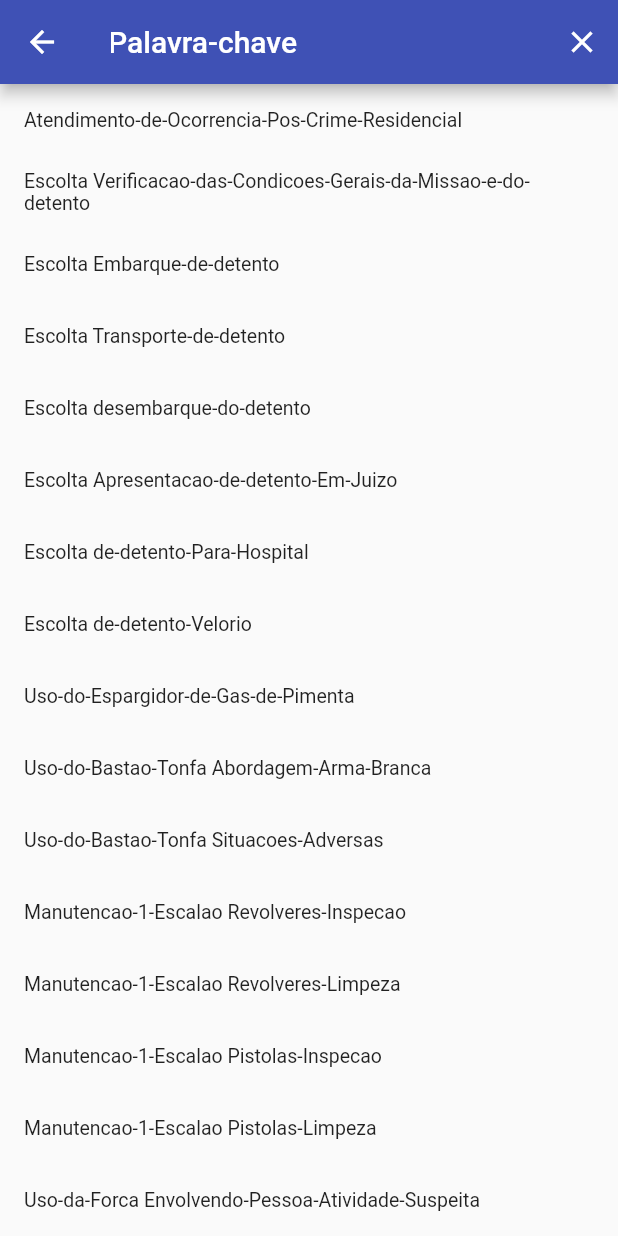
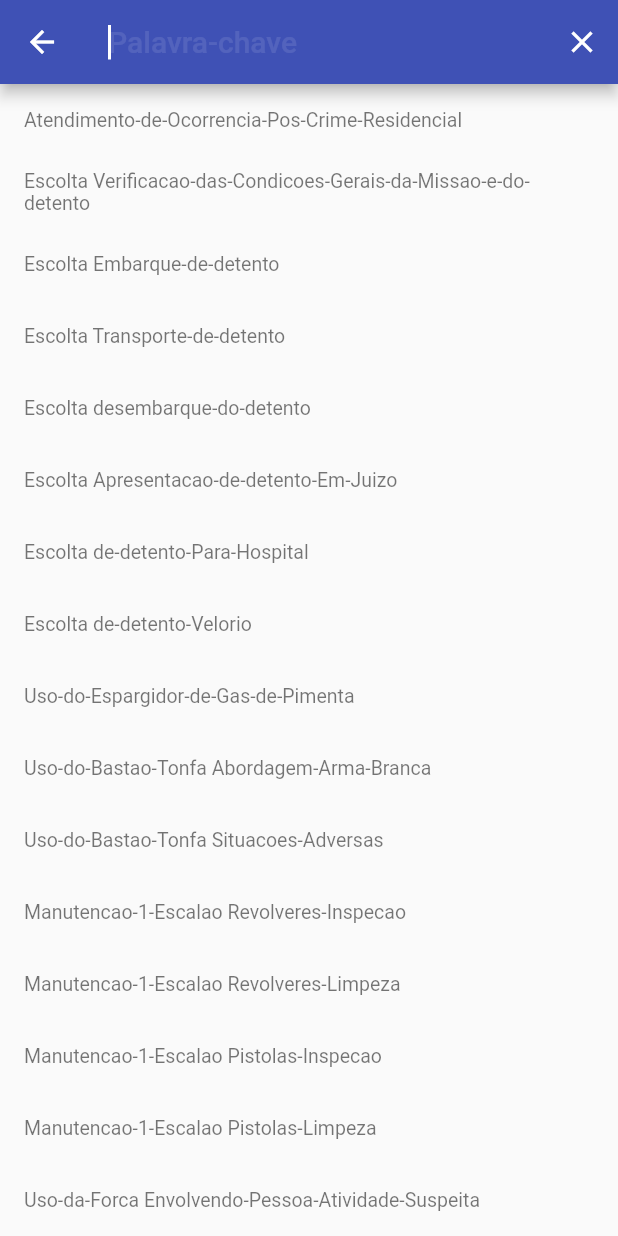
Before and after one commit to williamscaramuzzi/pop-pmms, a Flutter app: the screen it shows after launch, after a tap on the "search" icon, on a phone screen of 412 x 824 dp. Run offline on Flutter 3.47's test engine with Material 2 defaults, Android fonts, the phone set to English and light mode, and no system bars; our stand-ins replace shared_preferences; missing offline and left inert: syncfusion_flutter_pdfviewer.

Commit message:
added screenshots

```diff
--- a/lib/searchclass.dart
+++ b/lib/searchclass.dart
@@ -14,6 +14,7 @@ class Search extends SearchDelegate {
   ThemeData appBarTheme(BuildContext context) {
     final ThemeData theme = Theme.of(context);
     return theme.copyWith(
+      textSelectionTheme: TextSelectionThemeData(cursorColor: Colors.white) ,
       appBarTheme: AppBarTheme(
         backgroundColor: Colors.indigo,
         iconTheme: theme.primaryIconTheme.copyWith(color: Colors.white),
@@ -22,7 +23,7 @@ class Search extends SearchDelegate {
         hintStyle: Theme.of(context)
             .textTheme
             .headline6!
-            .copyWith(color: Colors.white),
+            .copyWith(color: Colors.white10),
       ),
     );
   }
@@ -132,7 +133,9 @@ class Search extends SearchDelegate {
           horizontalTitleGap: 0.01,
           //leading: Text(suggestionList[index].id),
           title: Text(
-              "${suggestionList[index].processo} ${suggestionList[index].procedimento ?? ""}"),
+            "${suggestionList[index].processo} ${suggestionList[index].procedimento ?? ""}",
+            style: TextStyle(color: Colors.black54),
+          ),
           //subtitle: Text(suggestionList[index].procedimento ?? ""),
           onTap: () async {
             FocusScope.of(context).unfocus();
```
Also changed, not shown: Screenshot_1.jpg (added), Screenshot_2.jpg (added), Screenshot_3.jpg (added), Screenshot_4.jpg (added), 1 other file.
